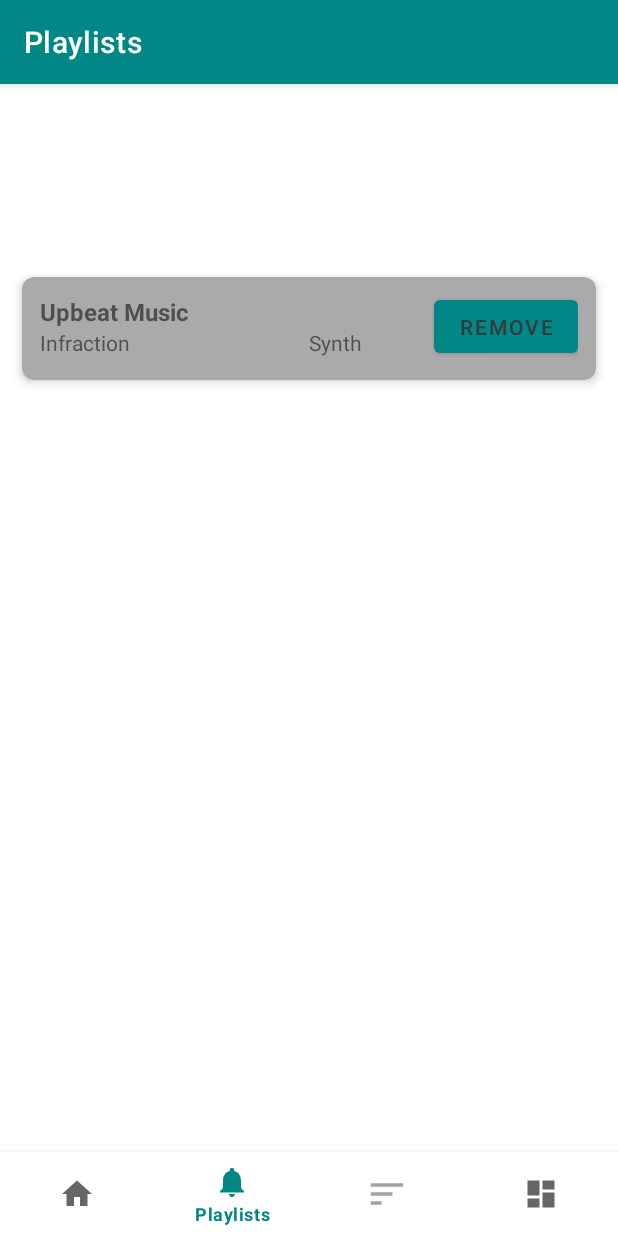
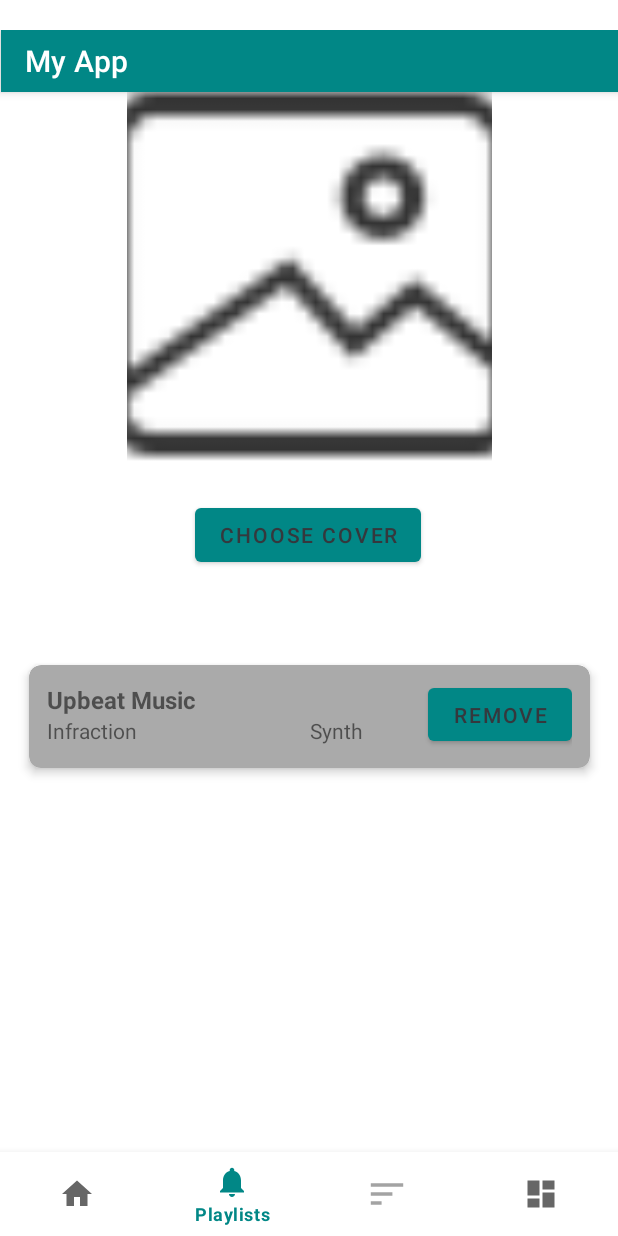
Before and after one commit to Garymicallef44/Mobile-Computing-app, an Android app: the PlaylistsFragment screen opened through its navigation route, on a phone screen of 412 x 824 dp. Run offline under Robolectric (Android 15) with nearby library versions, the phone set to English and light mode, and no system bars; our stand-ins replace navigation-ui.

Commit message:
Replaced action bar with toolbar and added playlist cover image feature

```diff
--- a/app/build.gradle.kts
+++ b/app/build.gradle.kts
@@ -51,4 +51,5 @@ dependencies {
     implementation("androidx.sqlite:sqlite:2.3.0")
     implementation("androidx.recyclerview:recyclerview:1.4.0")
     implementation("androidx.cardview:cardview:1.0.0")
+    implementation("com.google.android.material:material:1.12.0")
 }
--- a/app/src/main/AndroidManifest.xml
+++ b/app/src/main/AndroidManifest.xml
@@ -1,6 +1,7 @@
 <?xml version="1.0" encoding="utf-8"?>
 <manifest xmlns:android="http://schemas.android.com/apk/res/android"
     xmlns:tools="http://schemas.android.com/tools">
+    <uses-permission android:name="android.permission.READ_EXTERNAL_STORAGE" />
 
     <application
         android:allowBackup="true"
--- a/app/src/main/java/com/example/mobilecomputingproject/MainActivity.java
+++ b/app/src/main/java/com/example/mobilecomputingproject/MainActivity.java
@@ -2,6 +2,7 @@ package com.example.mobilecomputingproject;
 
 import android.os.Bundle;
 import android.util.Log;
+import androidx.appcompat.widget.Toolbar;
 
 
 import androidx.appcompat.app.AppCompatActivity;
@@ -43,9 +44,11 @@ public class MainActivity extends AppCompatActivity {
         NavController navController = Navigation.findNavController(
                 this, R.id.nav_host_fragment_activity_main
         );
-        NavigationUI.setupActionBarWithNavController(
-                this, navController, appBarConfiguration
-        );
+
+        // Find toolbar view by its ID from the layout and set it as the actionbar
+        Toolbar toolbar = findViewById(R.id.custom_toolbar);
+        setSupportActionBar(toolbar);
+
         NavigationUI.setupWithNavController(binding.navView, navController);
     }
 }
--- a/app/src/main/java/com/example/mobilecomputingproject/Playlist.java
+++ b/app/src/main/java/com/example/mobilecomputingproject/Playlist.java
@@ -8,8 +8,12 @@ import java.util.List;
 public class Playlist {
     public final String name;
     public final List<TrackItem> tracks;
+    private String imageUri;
     public Playlist(String name, List<TrackItem> tracks) {
         this.name   = name;
         this.tracks = tracks;
     }
+    // Image attributes
+    public String getImageUri() { return imageUri; }
+    public void setImageUri(String uri) { imageUri = uri; }
 }
--- a/app/src/main/java/com/example/mobilecomputingproject/ui/PlaylistsAdapter.java
+++ b/app/src/main/java/com/example/mobilecomputingproject/ui/PlaylistsAdapter.java
@@ -1,8 +1,10 @@
 package com.example.mobilecomputingproject.ui;
 
+import android.net.Uri;
 import android.view.LayoutInflater;
 import android.view.View;
 import android.view.ViewGroup;
+import android.widget.ImageView;
 import android.widget.TextView;
 
 import androidx.annotation.NonNull;
@@ -69,22 +71,34 @@ public class PlaylistsAdapter
 
         Object item = displayList.get(pos);
         if (vh instanceof HeaderVH) {
-            ((HeaderVH) vh).bind((String) item);
+            ((HeaderVH) vh).bind((Playlist) item);
         } else {
             ((ChildVH) vh).bind((TrackItem) item);
         }
     }
 
-    // ViewHolder for header items
+    // ViewHolder for header items, name and cover
     static class HeaderVH extends RecyclerView.ViewHolder {
+        ImageView cover;
         TextView name;
         HeaderVH(View v) {
             super(v);
             name = v.findViewById(R.id.tvPlaylistName);
+            cover = v.findViewById(R.id.imgCover);
         }
-        void bind(String playlistName) {
-            name.setText(playlistName);
+        // Bind playlist data to header view
+        void bind(Playlist pl) {
+            name.setText(pl.name);
+            // Get URI string
+            String uriString = pl.getImageUri();
+            if (uriString != null) {
+                cover.setImageURI(Uri.parse(uriString));
+            } else {
+                // If no image was set, use default cover image
+                cover.setImageResource(R.drawable.ic_default_cover);
+            }
         }
+
     }
 
     // ViewHolder for child items (tracks)
--- a/app/src/main/java/com/example/mobilecomputingproject/ui/playlists/PlaylistsFragment.java
+++ b/app/src/main/java/com/example/mobilecomputingproject/ui/playlists/PlaylistsFragment.java
@@ -1,12 +1,19 @@
 package com.example.mobilecomputingproject.ui.playlists;
 
+import static android.app.Activity.RESULT_OK;
+
 import android.content.Intent;
+import android.net.Uri;
 import android.os.Bundle;
 import android.view.LayoutInflater;
 import android.view.View;
 import android.view.ViewGroup;
+import android.widget.Button;
+import android.widget.ImageView;
 import android.widget.TextView;
 
+import androidx.activity.result.ActivityResultLauncher;
+import androidx.activity.result.contract.ActivityResultContracts;
 import androidx.annotation.NonNull;
 import androidx.annotation.Nullable;
 import androidx.fragment.app.Fragment;
@@ -31,6 +38,9 @@ public class PlaylistsFragment extends Fragment {
     private Prefs prefs;
     private TrackHelper db;
     private TrackListAdapter adapter;
+    private ActivityResultLauncher<Intent> pickImageLauncher;
+    private Uri selectedCoverUri;
+
 
     // Inflate fragment layout
     @Nullable @Override
@@ -78,6 +88,16 @@ public class PlaylistsFragment extends Fragment {
             startActivity(i);
         });
 
+        // Find ImageView and Button that will display cover image and trigger image picker then create an intent to open images only
+        ImageView imgCover = view.findViewById(R.id.imgCover);
+        Button btnPick = view.findViewById(R.id.btnPickCover);
+        btnPick.setOnClickListener(v -> {
+            Intent i = new Intent(Intent.ACTION_OPEN_DOCUMENT);
+            i.addCategory(Intent.CATEGORY_OPENABLE);
+            i.setType("image/*");
+            pickImageLauncher.launch(i);
+        });
+
         // Handle remove button taps to remove tracks from the playlist
         adapter.setOnRemoveClickListener(item -> {
             prefs.removeFromPlaylist(item.getId());
@@ -103,5 +123,15 @@ public class PlaylistsFragment extends Fragment {
             if (t != null) savedTracks.add(t);
         }
         adapter.submitList(savedTracks);
+
+        // Register launcher to handle image picked, if its OK and not null get image URI and display it in ImageView
+        pickImageLauncher = registerForActivityResult(
+                new ActivityResultContracts.StartActivityForResult(),
+                result -> {
+                    if (result.getResultCode() == RESULT_OK && result.getData() != null) {
+                        selectedCoverUri = result.getData().getData();
+                        imgCover.setImageURI(selectedCoverUri);
+                    }
+                });
     }
 }
--- a/app/src/main/res/layout/activity_main.xml
+++ b/app/src/main/res/layout/activity_main.xml
@@ -1,10 +1,22 @@
 <?xml version="1.0" encoding="utf-8"?>
 <androidx.constraintlayout.widget.ConstraintLayout xmlns:android="http://schemas.android.com/apk/res/android"
     xmlns:app="http://schemas.android.com/apk/res-auto"
+    xmlns:tools="http://schemas.android.com/tools"
     android:id="@+id/container"
     android:layout_width="match_parent"
     android:layout_height="match_parent"
-    android:paddingTop="?attr/actionBarSize">
+    android:paddingTop="20dp">
+
+    <androidx.appcompat.widget.Toolbar
+        android:id="@+id/custom_toolbar"
+        android:layout_width="411dp"
+        android:layout_height="41dp"
+        android:background="?attr/colorPrimary"
+        android:elevation="4dp"
+        app:layout_constraintEnd_toEndOf="parent"
+        app:layout_constraintTop_toTopOf="parent"
+        app:title="My App"
+        app:titleTextColor="@android:color/white" />
 
     <com.google.android.material.bottomnavigation.BottomNavigationView
         android:id="@+id/nav_view"
--- a/app/src/main/res/layout/fragment_playlists.xml
+++ b/app/src/main/res/layout/fragment_playlists.xml
@@ -6,25 +6,55 @@
     android:layout_height="match_parent"
     tools:context=".ui.playlists.PlaylistsFragment">
 
+    <ImageView
+        android:id="@+id/imgCover"
+        android:layout_width="243dp"
+        android:layout_height="272dp"
+        android:contentDescription="Playlist cover"
+        android:scaleType="centerCrop"
+        android:src="@drawable/ic_default_cover"
+        app:layout_constraintBottom_toTopOf="@+id/text_dashboard"
+        app:layout_constraintEnd_toEndOf="parent"
+        app:layout_constraintStart_toStartOf="parent"
+        app:layout_constraintTop_toTopOf="parent"
+        app:layout_constraintVertical_bias="0.12" />
+
+    <Button
+        android:id="@+id/btnPickCover"
+        android:layout_width="wrap_content"
+        android:layout_height="wrap_content"
+        android:text="Choose Cover"
+        app:layout_constraintBottom_toTopOf="@+id/rvPlaylists"
+        app:layout_constraintEnd_toEndOf="parent"
+        app:layout_constraintHorizontal_bias="0.498"
+        app:layout_constraintStart_toStartOf="parent"
+        app:layout_constraintTop_toBottomOf="@+id/imgCover"
+        app:layout_constraintVertical_bias="0.349" />
+
     <TextView
         android:id="@+id/text_dashboard"
         android:layout_width="match_parent"
         android:layout_height="wrap_content"
         android:layout_marginStart="8dp"
-        android:layout_marginTop="8dp"
         android:layout_marginEnd="8dp"
+        android:layout_marginBottom="280dp"
         android:textAlignment="center"
         android:textSize="20sp"
         app:layout_constraintBottom_toBottomOf="parent"
         app:layout_constraintEnd_toEndOf="parent"
-        app:layout_constraintStart_toStartOf="parent"
-        app:layout_constraintTop_toTopOf="parent" />
+        app:layout_constraintHorizontal_bias="1.0"
+        app:layout_constraintStart_toStartOf="parent" />
 
     <androidx.recyclerview.widget.RecyclerView
         android:id="@+id/rvPlaylists"
-        android:layout_width="match_parent"
-        android:layout_height="match_parent"
-        android:paddingTop="?attr/actionBarSize"/>
+        android:layout_width="403dp"
+        android:layout_height="329dp"
+        android:layout_marginBottom="88dp"
+        android:paddingTop="20dp"
+        app:layout_constraintBottom_toBottomOf="parent"
+        app:layout_constraintEnd_toEndOf="parent"
+        app:layout_constraintStart_toStartOf="parent" />
+
     <TextView
         android:id="@+id/tvEmpty"
         android:layout_width="match_parent"
--- a/app/src/main/res/values/themes.xml
+++ b/app/src/main/res/values/themes.xml
@@ -1,6 +1,6 @@
 <resources xmlns:tools="http://schemas.android.com/tools">
     <!-- Base application theme. -->
-    <style name="Theme.MobileComputingProject" parent="Theme.MaterialComponents.DayNight.DarkActionBar">
+    <style name="Theme.MobileComputingProject" parent="Theme.MaterialComponents.DayNight.NoActionBar">
         <!-- Primary brand color. -->
         <item name="colorPrimary">@color/teal_700</item>
         <item name="colorPrimaryVariant">@color/teal_200</item>
```
Also changed, not shown: app/src/main/res/drawable-hdpi/ic_default_cover.png (added), app/src/main/res/drawable-mdpi/ic_default_cover.png (added), app/src/main/res/drawable-xhdpi/ic_default_cover.png (added), app/src/main/res/drawable-xxhdpi/ic_default_cover.png (added), app/src/main/res/drawable-xxxhdpi/ic_default_cover.png (added).
